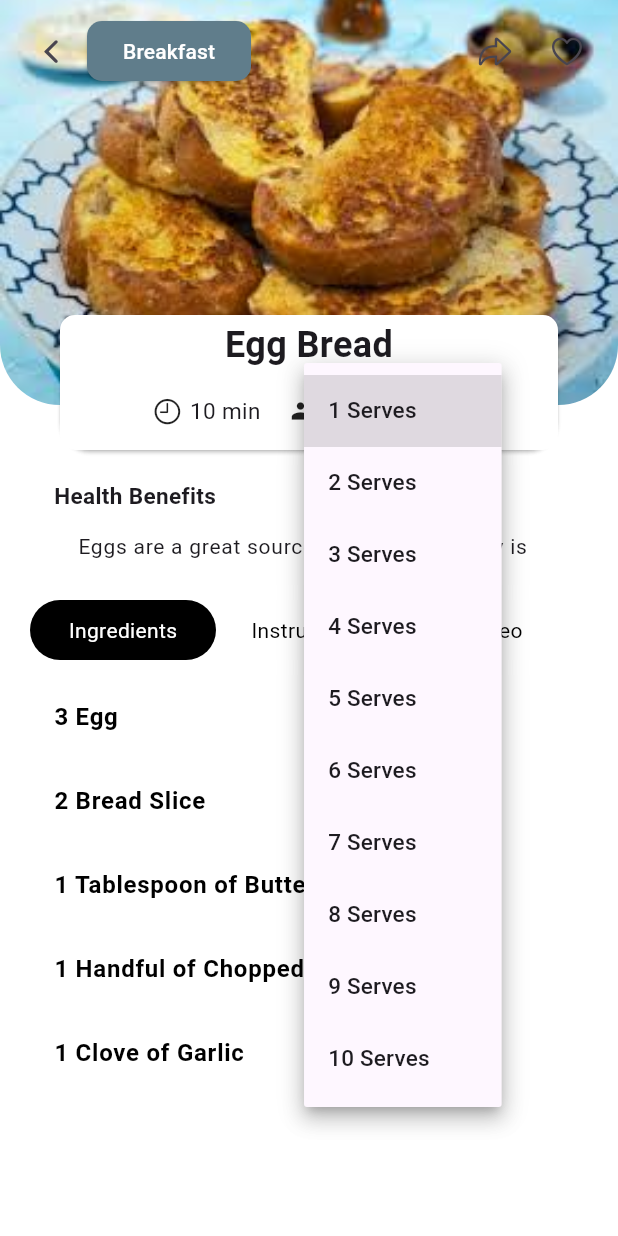
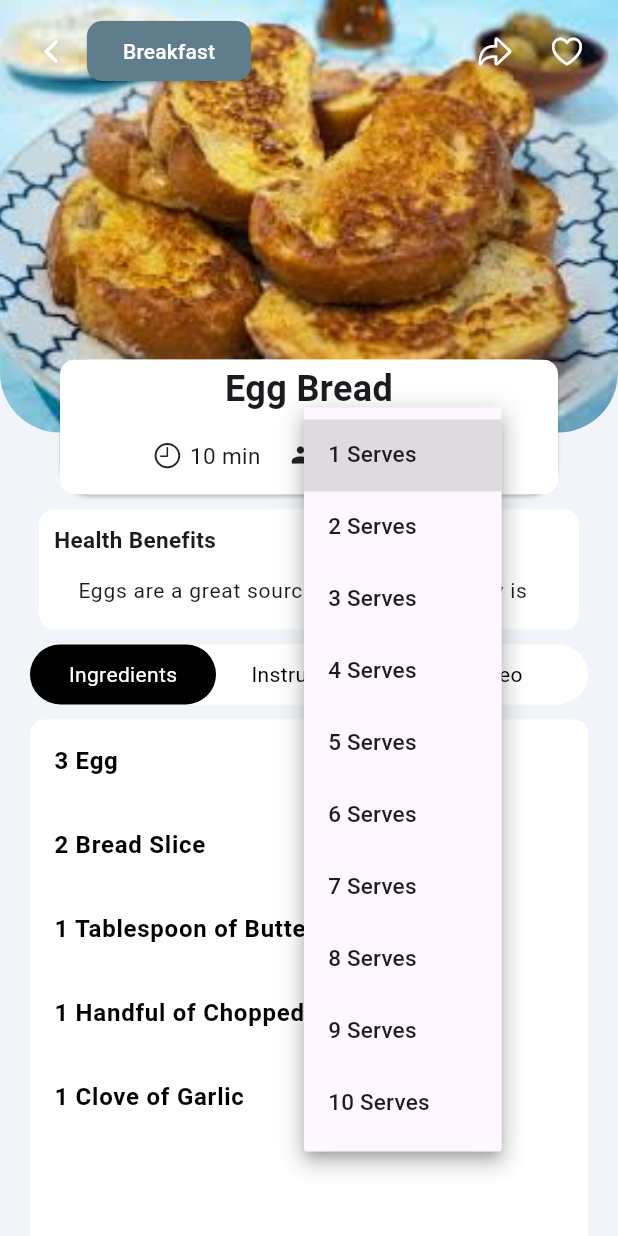
Before and after one commit to muhammedeavsar/test_app, a Flutter app: the screen it shows after launch, after a tap on an icon or button, on a phone screen of 412 x 824 dp. Run offline on Flutter 3.47's test engine with Material 3 defaults, Android fonts, the phone set to English and light mode, and no system bars; our stand-ins replace hexcolor, youtube_player_flutter.

Commit message:
03_06_dev

```diff
--- /dev/null
+++ b/lib/constants/color.dart
@@ -0,0 +1 @@
+const String backgroundColor = "#F1F5F9";
--- a/lib/main.dart
+++ b/lib/main.dart
@@ -1,5 +1,7 @@
 import 'package:flutter/material.dart';
 import 'package:flutter/cupertino.dart';
+import 'package:hexcolor/hexcolor.dart';
+import 'package:test_app/constants/color.dart';
 import 'package:youtube_player_flutter/youtube_player_flutter.dart';
 
 void main() {
@@ -26,11 +28,14 @@ void main() {
                   style: TextStyle(fontWeight: FontWeight.bold, color: Colors.black, fontSize: 16),
                 ),
                 TextSpan(
-                  text: '\n',
+                  text: '\n\n',
                 ),
                 TextSpan(
                   text: 'Break the eggs into a bowl and beat them.',
                   style: TextStyle(fontWeight: FontWeight.normal, color: Colors.black, fontSize: 16),
+                ),
+                TextSpan(
+                  text: '\n',
                 ),
               ],
             ),
@@ -43,11 +48,14 @@ void main() {
                   style: TextStyle(fontWeight: FontWeight.bold, color: Colors.black, fontSize: 16),
                 ),
                 TextSpan(
-                  text: '\n',
+                  text: '\n\n',
                 ),
                 TextSpan(
                   text: 'Dip the bread slices in the egg and soak.',
                   style: TextStyle(fontWeight: FontWeight.normal, color: Colors.black, fontSize: 16),
+                ),
+                TextSpan(
+                  text: '\n',
                 ),
               ],
             ),
@@ -60,11 +68,14 @@ void main() {
                   style: TextStyle(fontWeight: FontWeight.bold, color: Colors.black, fontSize: 16),
                 ),
                 TextSpan(
-                  text: '\n',
+                  text: '\n\n',
                 ),
                 TextSpan(
                   text: 'Melt the butter in a skillet and fry the bread slices.',
                   style: TextStyle(fontWeight: FontWeight.normal, color: Colors.black, fontSize: 16),
+                ),
+                TextSpan(
+                  text: '\n',
                 ),
               ],
             ),
@@ -77,11 +88,14 @@ void main() {
                   style: TextStyle(fontWeight: FontWeight.bold, color: Colors.black, fontSize: 16),
                 ),
                 TextSpan(
-                  text: '\n',
+                  text: '\n\n',
                 ),
                 TextSpan(
                   text: 'Put the toasted bread slices on a serving plate.',
                   style: TextStyle(fontWeight: FontWeight.normal, color: Colors.black, fontSize: 16),
+                ),
+                TextSpan(
+                  text: '\n',
                 ),
               ],
             ),
@@ -94,11 +108,14 @@ void main() {
                   style: TextStyle(fontWeight: FontWeight.bold, color: Colors.black, fontSize: 16),
                 ),
                 TextSpan(
-                  text: '\n',
+                  text: '\n\n',
                 ),
                 TextSpan(
                   text: 'Sprinkle with chopped parsley and grated garlic and serve.',
                   style: TextStyle(fontWeight: FontWeight.normal, color: Colors.black, fontSize: 16),
+                ),
+                TextSpan(
+                  text: '\n',
                 ),
               ],
             ),
@@ -199,13 +216,13 @@ class _IngredientsPageState extends State<IngredientsPage> {
 
     return SafeArea(
       child: Scaffold(
-        backgroundColor: Colors.white70,
+        backgroundColor: HexColor(backgroundColor),
         body: Stack(
           children: [
             Column(
               children: [
                 Container(
-                  height: 300,
+                  height: MediaQuery.of(context).size.height * 0.4, // Ekran yüksekliğinin %40'ı
                   width: MediaQuery.of(context).size.width,
                   child: Stack(
                     children: [
@@ -223,7 +240,7 @@ class _IngredientsPageState extends State<IngredientsPage> {
                             child: Image.asset(
                               'assets/image/recipe_image.jpg',
                               fit: BoxFit.cover,
-                              height: 270,
+                              height: MediaQuery.of(context).size.height * 0.35,
                               width: MediaQuery.of(context).size.width,
                             ),
                           ),
@@ -326,6 +343,7 @@ class _IngredientsPageState extends State<IngredientsPage> {
                           children: [
                             IconButton(
                               icon: Icon(CupertinoIcons.back),
+                              color: Colors.white,
                               onPressed: () {},
                             ),
                             ElevatedButton(
@@ -345,19 +363,22 @@ class _IngredientsPageState extends State<IngredientsPage> {
                             ),
                             Spacer(),
                             IconButton(
-                              icon: Icon(CupertinoIcons.arrowshape_turn_up_right),
+                              icon: Icon(
+                                CupertinoIcons.arrowshape_turn_up_right,
+                                color: Colors.white,
+                              ),
                               onPressed: () {},
                             ),
                             IconButton(
                               icon: _isLiked
-                                  ? Icon(CupertinoIcons.heart, color: Colors.grey)
-                                  : Icon(CupertinoIcons.heart),
+                                  ? Icon(CupertinoIcons.heart_solid, color: Colors.white)
+                                  : Icon(CupertinoIcons.heart, color: Colors.white),
                               onPressed: () {
                                 setState(() {
                                   _isLiked = !_isLiked;
                                 });
                               },
-                            )
+                            ),
                           ],
                         ),
                       ),
--- a/pubspec.yaml
+++ b/pubspec.yaml
@@ -32,6 +32,7 @@ dependencies:
     sdk: flutter
   cupertino_icons: ^1.0.8
   youtube_player_flutter: ^9.0.1
+  hexcolor: ^3.0.1
 
 
 
```
Also changed, not shown: pubspec.lock.
